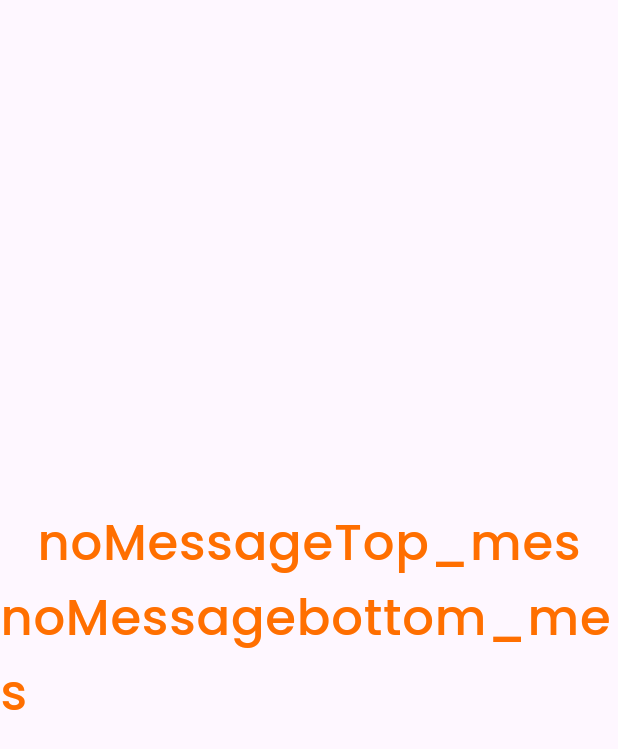
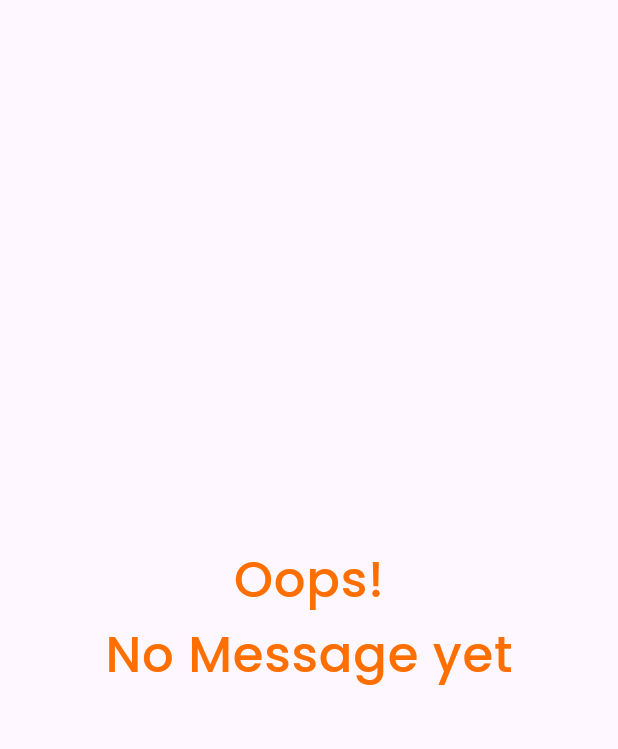
Before and after one commit to Abdullah537-studio/chat_app, a Flutter app: the CustomPartnerNoMessageYet widget shown alone on an empty page, opened directly, on a phone screen of 412 x 824 dp. Shown: the top 749 px of the screen. Run offline on Flutter 3.47's test engine with Material 3 defaults, Android fonts, the phone set to English and light mode, and no system bars; our stand-ins replace bloc, dartz, dropdown_button2, equatable, firebase_core, firebase_messaging and 7 more; accounts and stored records are empty; network calls fail; project files that could hold a hidden picture were left out; key blocks and very long unbroken strings in the code were emptied for the run.

Commit message:
fix problems

```diff
--- a/lib/features/auth/presentation/pages/login_page.dart
+++ b/lib/features/auth/presentation/pages/login_page.dart
@@ -44,7 +44,10 @@ class LoginPage extends StatelessWidget {
                   child: Text(
                     translating(context, AppKeyTranslateManger.login),
                     textAlign: TextAlign.center,
-                    style: Theme.of(context).textTheme.titleMedium,
+                    style: Theme.of(context)
+                        .textTheme
+                        .titleMedium!
+                        .copyWith(color: AppColor.kColorBlack),
                   )),
               //?--------------------------Email----------------------------------------------
               MainTextFormField(
--- a/lib/features/auth/presentation/pages/signup_page.dart
+++ b/lib/features/auth/presentation/pages/signup_page.dart
@@ -45,7 +45,10 @@ class SignUpPage extends StatelessWidget {
               children: [
                 MainTextWidget(
                   text: translating(context, AppKeyTranslateManger.singup),
-                  style: Theme.of(context).textTheme.titleMedium!,
+                  style: Theme.of(context)
+                      .textTheme
+                      .titleMedium!
+                      .copyWith(color: AppColor.kColorBlack),
                   isCenter: false,
                 ),
                 CustomImage(
--- a/lib/features/chat_partner/presentation/widgets/custom_partner_no_message_yet.dart
+++ b/lib/features/chat_partner/presentation/widgets/custom_partner_no_message_yet.dart
@@ -14,12 +14,12 @@ class CustomPartnerNoMessageYet extends StatelessWidget {
           mainAxisAlignment: MainAxisAlignment.center,
           children: [
             MainTextWidget(
-              text: AppKeyTranslateManger.noMessageTop,
+              text: translating(context, AppKeyTranslateManger.noMessageTop),
               style: Theme.of(context).textTheme.bodyLarge!,
               isCenter: false,
             ),
             MainTextWidget(
-              text: AppKeyTranslateManger.noMessagebottom,
+              text: translating(context, AppKeyTranslateManger.noMessagebottom),
               style: Theme.of(context).textTheme.bodyLarge!,
               isCenter: false,
             ),
```
Also changed, not shown: lib/core/feature_button_nav_bar/presentation/widget/custom_navigation_destination.dart (+1 -7 lines), lib/core/function/main_functions/convert_base64_to_image_partner_from_api.dart (+6 -2 lines).
